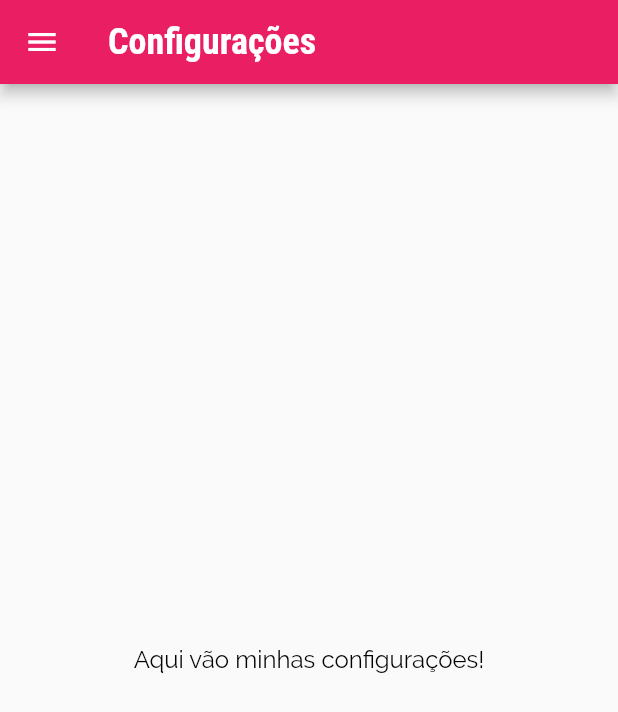
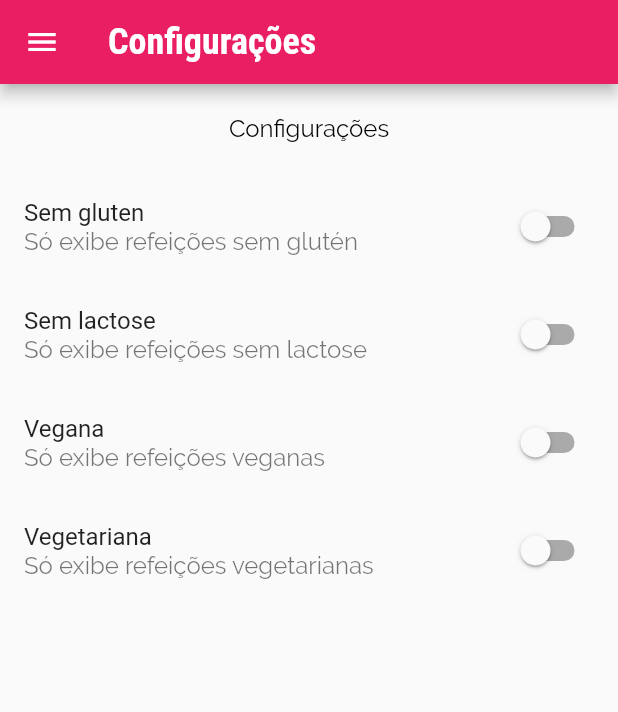
Before and after one commit to frank000/meals, a Flutter app: the SettingsScreen screen opened by its route, on a phone screen of 412 x 824 dp. Shown: the top 712 px of the screen. Run offline on Flutter 3.47's test engine with Material 2 defaults, Android fonts, the phone set to English and light mode, and no system bars; network calls fail.

Commit message:
Filtro de comidas

```diff
--- a/lib/main.dart
+++ b/lib/main.dart
@@ -1,5 +1,8 @@
 import 'package:flutter/material.dart';
+import 'package:meals/data/dummy_data.dart';
 import 'package:meals/models/category.dart';
+import 'package:meals/models/meal.dart';
+import 'package:meals/models/settings.dart';
 import 'package:meals/screens/categories_meals_screen.dart';
 import 'package:meals/screens/categories_screen.dart';
 import 'package:meals/screens/meal_detail_screen.dart';
@@ -11,8 +14,30 @@ void main() {
   runApp(const MyApp());
 }
 
-class MyApp extends StatelessWidget {
+class MyApp extends StatefulWidget {
   const MyApp({Key? key}) : super(key: key);
+
+  @override
+  State<MyApp> createState() => _MyAppState();
+}
+
+class _MyAppState extends State<MyApp> {
+  List<Meal> _listAvailableMeals = dummyMeals;
+
+  void _filterMeals(Settings settings) {
+    setState(() {
+      _listAvailableMeals = dummyMeals.where((meal) {
+        final filterGluten = settings.isGlutenFree && !meal.isGlutenFree;
+        final filterLactose = settings.isLactoseFree && !meal.isLactoseFree;
+        final filterVegan = settings.isVegan && !meal.isVegan;
+        final filterVegetarian = settings.isVegetarian && !meal.isVegetarian;
+        return !filterGluten &&
+            !filterLactose &&
+            !filterVegan &&
+            !filterVegetarian;
+      }).toList();
+    });
+  }
 
   @override
   Widget build(BuildContext context) {
@@ -42,9 +67,13 @@ class MyApp extends StatelessWidget {
       // home: const CategoriesScreens(),
       routes: {
         AppRoutes.HOME: (ctx) => TabsScreen(),
-        AppRoutes.CATEGORIES_MEALS: (ctx) => CategoriesMealsScreen(),
+        AppRoutes.CATEGORIES_MEALS: (ctx) => CategoriesMealsScreen(
+              meals: _listAvailableMeals,
+            ),
         AppRoutes.MEAL_DETAIL: (ctx) => MealDetailScreen(),
-        AppRoutes.SETTINGS: (ctx) => SettingsScreen(),
+        AppRoutes.SETTINGS: (ctx) => SettingsScreen(
+              onSettingsChange: _filterMeals,
+            ),
       },
       // onGenerateRoute: (settings) {
       //   if (settings.name == '/alguma-coisa') {
--- /dev/null
+++ b/lib/models/settings.dart
@@ -0,0 +1,13 @@
+class Settings {
+  bool isGlutenFree;
+  bool isLactoseFree;
+  bool isVegan;
+  bool isVegetarian;
+
+  Settings({
+    this.isGlutenFree = false,
+    this.isLactoseFree = false,
+    this.isVegan = false,
+    this.isVegetarian = false,
+  });
+}
--- a/lib/screens/categories_meals_screen.dart
+++ b/lib/screens/categories_meals_screen.dart
@@ -5,13 +5,16 @@ import 'package:meals/models/meal.dart';
 import '../data/dummy_data.dart';
 
 class CategoriesMealsScreen extends StatelessWidget {
-  const CategoriesMealsScreen({Key? key}) : super(key: key);
+  const CategoriesMealsScreen({required this.meals, Key? key})
+      : super(key: key);
+
+  final List<Meal> meals;
 
   @override
   Widget build(BuildContext context) {
     final category = ModalRoute.of(context)?.settings.arguments as Category;
 
-    final categoryMeals = dummyMeals.where((meal) {
+    final categoryMeals = meals.where((meal) {
       return meal.categories.contains(category.id);
     }).toList();
 
--- a/lib/screens/settings_screen.dart
+++ b/lib/screens/settings_screen.dart
@@ -1,19 +1,80 @@
 import 'package:flutter/material.dart';
 import 'package:meals/components/main_drawer.dart';
+import 'package:meals/models/settings.dart';
 
-class SettingsScreen extends StatelessWidget {
-  const SettingsScreen({Key? key}) : super(key: key);
+class SettingsScreen extends StatefulWidget {
+  const SettingsScreen({Key? key, required this.onSettingsChange})
+      : super(key: key);
+
+  @override
+  State<SettingsScreen> createState() => _SettingsScreenState();
+  final Function(Settings) onSettingsChange;
+}
+
+class _SettingsScreenState extends State<SettingsScreen> {
+  var settings = Settings();
+
+  Widget _createSwitch(
+    String title,
+    String subtitle,
+    bool value,
+    Function(bool) onChangedFun,
+  ) {
+    return SwitchListTile.adaptive(
+      title: Text(title),
+      subtitle: Text(subtitle),
+      value: value,
+      onChanged: (value) {
+        onChangedFun(value);
+        widget.onSettingsChange(settings);
+      },
+    );
+  }
 
   @override
   Widget build(BuildContext context) {
     return Scaffold(
-      appBar: AppBar(
-        title: Text('Configurações'),
-      ),
-      drawer: MainDrawer(),
-      body: Center(
-        child: Text('Aqui vão minhas configurações!'),
-      ),
-    );
+        appBar: AppBar(
+          title: Text('Configurações'),
+        ),
+        drawer: MainDrawer(),
+        body: Column(
+          children: [
+            Container(
+              padding: EdgeInsets.all(20),
+              child: Text('Configurações'),
+            ),
+            Expanded(
+              child: ListView(
+                children: [
+                  _createSwitch(
+                    'Sem gluten',
+                    'Só exibe refeições sem glutén',
+                    settings.isGlutenFree,
+                    (value) => setState(() => settings.isGlutenFree = value),
+                  ),
+                  _createSwitch(
+                    'Sem lactose',
+                    'Só exibe refeições sem lactose',
+                    settings.isLactoseFree,
+                    (value) => setState(() => settings.isLactoseFree = value),
+                  ),
+                  _createSwitch(
+                    'Vegana',
+                    'Só exibe refeições veganas',
+                    settings.isVegan,
+                    (value) => setState(() => settings.isVegan = value),
+                  ),
+                  _createSwitch(
+                    'Vegetariana',
+                    'Só exibe refeições vegetarianas',
+                    settings.isVegetarian,
+                    (value) => setState(() => settings.isVegetarian = value),
+                  ),
+                ],
+              ),
+            )
+          ],
+        ));
   }
 }
```
